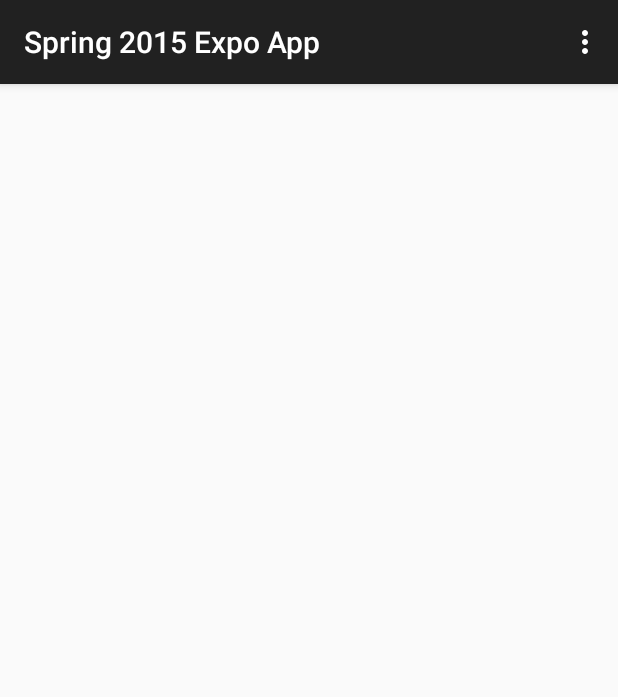
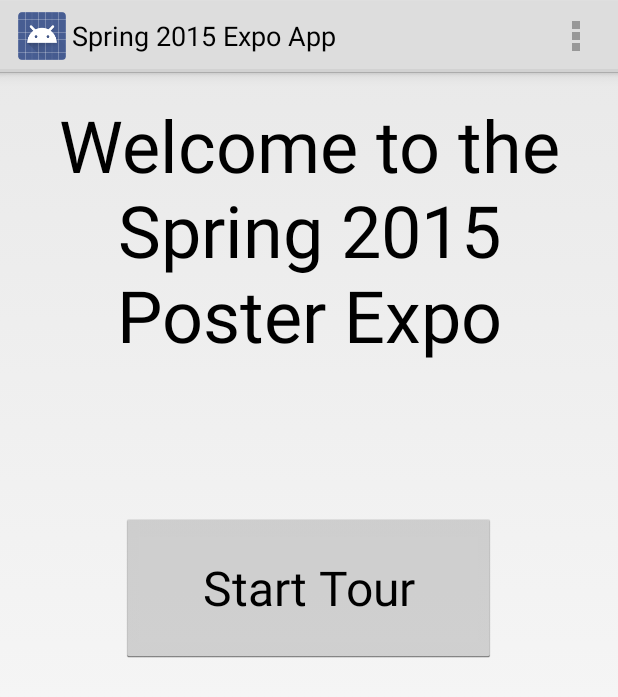
Before and after one commit to nivlac/Spring2015ExpoAndroid, an Android app: the screen it shows after launch (MainActivity), on a phone screen of 412 x 824 dp. Shown: the top 697 px of the screen. Run offline under Robolectric (Android 15) with nearby library versions, the phone set to English and light mode, and no system bars.

```diff
--- a/app/src/main/AndroidManifest.xml
+++ b/app/src/main/AndroidManifest.xml
@@ -16,6 +16,10 @@
                 <category android:name="android.intent.category.LAUNCHER" />
             </intent-filter>
         </activity>
+        <activity
+            android:name=".TeamInfoActivity"
+            android:label="@string/title_activity_team_info" >
+        </activity>
     </application>
 
 </manifest>
--- a/app/src/main/assets/projects.json
+++ b/app/src/main/assets/projects.json
@@ -4,13 +4,13 @@
          "id":"1",
          "projectName":"Spring Expo Mobile App",
          "projectSummary":"Created a mobile app for the Spring 2015 Poster Expo.",
-	 "pathToImg":"res/expomobileapp.png"
+	     "pathToImg":"@drawable/test1"
       },
       {
          "id":"2",
          "projectName":"Beauty Shop Website",
          "projectSummary":"Created a website using HTML, CSS, and Javascript for a beauty shop.",
-	 "pathToImg":"res/beautyshopwebsite.png"
+	     "pathToImg":"@drawable/test2"
       }
    ]
 }
--- a/app/src/main/res/layout/activity_main.xml
+++ b/app/src/main/res/layout/activity_main.xml
@@ -1,8 +1,29 @@
-<RelativeLayout xmlns:android="http://schemas.android.com/apk/res/android"
+<LinearLayout xmlns:android="http://schemas.android.com/apk/res/android"
     xmlns:tools="http://schemas.android.com/tools" android:layout_width="match_parent"
     android:layout_height="match_parent" android:paddingLeft="@dimen/activity_horizontal_margin"
     android:paddingRight="@dimen/activity_horizontal_margin"
     android:paddingTop="@dimen/activity_vertical_margin"
-    android:paddingBottom="@dimen/activity_vertical_margin" tools:context=".MainActivity">
+    android:paddingBottom="@dimen/activity_vertical_margin" tools:context=".MainActivity"
+    android:orientation="vertical">
 
-</RelativeLayout>
+    <TextView
+        android:layout_width="wrap_content"
+        android:layout_height="wrap_content"
+        android:textAppearance="?android:attr/textAppearanceLarge"
+        android:text="@string/expo_introduction"
+        android:id="@+id/introText"
+        android:layout_gravity="center_horizontal"
+        android:textSize="48sp"
+        android:gravity="center|top" />
+
+    <Button
+        android:layout_width="250dp"
+        android:layout_height="100dp"
+        android:text="@string/start_tour_button_text"
+        android:id="@+id/startTourButton"
+        android:layout_gravity="center_horizontal"
+        android:layout_marginTop="100dp"
+        android:textSize="32sp"
+        android:onClick="startTour"/>
+
+</LinearLayout>
--- /dev/null
+++ b/app/src/main/res/layout/activity_team_info.xml
@@ -0,0 +1,5 @@
+<FrameLayout xmlns:android="http://schemas.android.com/apk/res/android"
+    xmlns:tools="http://schemas.android.com/tools" android:id="@+id/container"
+    android:layout_width="match_parent" android:layout_height="match_parent"
+    tools:context="com.cs100w.calvin.spring2015expoapp.TeamInfoActivity"
+    tools:ignore="MergeRootFrame" />
--- a/app/src/main/res/values/styles.xml
+++ b/app/src/main/res/values/styles.xml
@@ -1,7 +1,7 @@
 <resources>
 
     <!-- Base application theme. -->
-    <style name="AppTheme" parent="Theme.AppCompat.Light.DarkActionBar">
+    <style name="AppTheme" parent="android:Theme.Holo.Light">
         <!-- Customize your theme here. -->
     </style>
 
```
Also changed, not shown: app/src/main/java/com/cs100w/calvin/spring2015expoapp/MainActivity.java (+39 -1 lines), app/src/main/java/com/cs100w/calvin/spring2015expoapp/TeamInfoActivity.java (added, +80 -0 lines), app/src/main/java/com/cs100w/calvin/spring2015expoapp/TeamInfoFragment.java (added, +94 -0 lines), app/src/main/res/drawable/border.xml (added, +15 -0 lines), app/src/main/res/layout/fragment_team_info.xml (added, +67 -0 lines), app/src/main/res/menu/menu_team_info.xml (added, +7 -0 lines), app/src/main/res/values/strings.xml (+11 -0 lines), app/src/main/res/drawable-hdpi/sjsu_logo.jpg (added), app/src/main/res/drawable/test1.png (added), app/src/main/res/drawable/test2.jpg (added), 1 other file.
